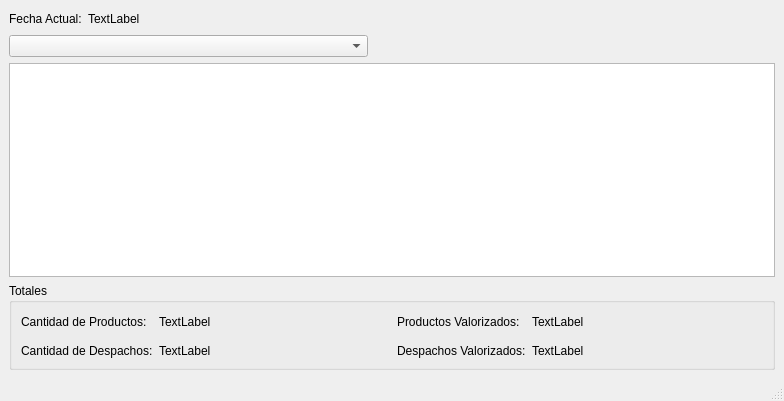
Sbenaventebravo/adhdespachados, file distribuidos.ui: the form before one commit.
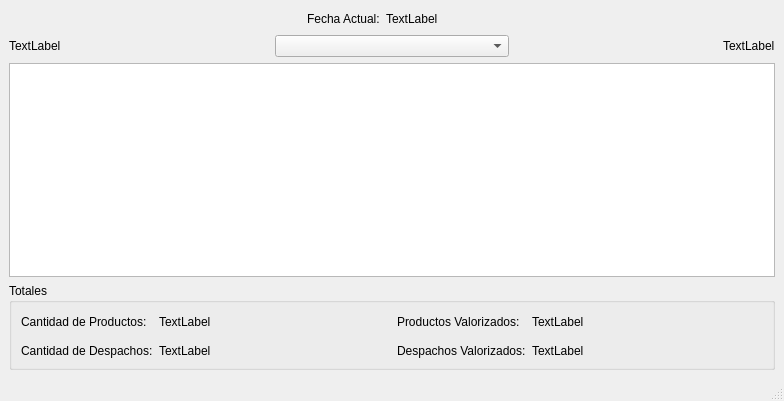
The form after the commit.

Commit message: Mejora de aspectos de interfaz

What changed in the file:
```diff
--- a/distribuidos.ui
+++ b/distribuidos.ui
@@ -14,34 +14,63 @@
    <string>MainWindow</string>
   </property>
   <widget class="QWidget" name="centralwidget">
-   <layout class="QGridLayout" name="gridLayout_2">
-    <item row="0" column="0" colspan="2">
-     <layout class="QHBoxLayout" name="horizontalLayout_2">
-      <item>
+   <layout class="QGridLayout" name="gridLayout_3">
+    <item row="0" column="0">
+     <spacer name="horizontalSpacer_5">
+      <property name="orientation">
+       <enum>Qt::Horizontal</enum>
+      </property>
+      <property name="sizeHint" stdset="0">
+       <size>
+        <width>40</width>
+        <height>20</height>
+       </size>
+      </property>
+     </spacer>
+    </item>
+    <item row="0" column="1" colspan="2">
+     <layout class="QGridLayout" name="gridLayout_2">
+      <item row="0" column="1">
        <widget class="QLabel" name="label_6">
         <property name="text">
          <string>Fecha Actual:</string>
         </property>
        </widget>
       </item>
-      <item>
+      <item row="0" column="2">
        <widget class="QLabel" name="lblFechaHoy">
         <property name="text">
          <string>TextLabel</string>
         </property>
        </widget>
       </item>
-      <item>
+      <item row="0" column="0">
+       <spacer name="horizontalSpacer_8">
+        <property name="orientation">
+         <enum>Qt::Horizontal</enum>
+        </property>
+        <property name="sizeType">
+         <enum>QSizePolicy::Maximum</enum>
+        </property>
+        <property name="sizeHint" stdset="0">
+         <size>
+          <width>40</width>
+          <height>20</height>
+         </size>
+        </property>
+       </spacer>
+      </item>
+      <item row="0" column="3">
        <spacer name="horizontalSpacer_6">
         <property name="orientation">
          <enum>Qt::Horizontal</enum>
         </property>
         <property name="sizeType">
-         <enum>QSizePolicy::Preferred</enum>
+         <enum>QSizePolicy::Maximum</enum>
         </property>
         <property name="sizeHint" stdset="0">
          <size>
-          <width>248</width>
+          <width>78</width>
           <height>20</height>
          </size>
         </property>
@@ -49,19 +78,89 @@
       </item>
      </layout>
     </item>
-    <item row="0" column="2">
+    <item row="0" column="3">
      <spacer name="horizontalSpacer_7">
       <property name="orientation">
        <enum>Qt::Horizontal</enum>
       </property>
       <property name="sizeHint" stdset="0">
        <size>
-        <width>377</width>
+        <width>40</width>
         <height>20</height>
        </size>
       </property>
      </spacer>
     </item>
+    <item row="1" column="0">
+     <layout class="QGridLayout" name="gridLayout_5">
+      <item row="0" column="0">
+       <widget class="QLabel" name="lblLogo">
+        <property name="text">
+         <string>TextLabel</string>
+        </property>
+       </widget>
+      </item>
+      <item row="0" column="1">
+       <spacer name="horizontalSpacer_9">
+        <property name="orientation">
+         <enum>Qt::Horizontal</enum>
+        </property>
+        <property name="sizeType">
+         <enum>QSizePolicy::Fixed</enum>
+        </property>
+        <property name="sizeHint" stdset="0">
+         <size>
+          <width>40</width>
+          <height>20</height>
+         </size>
+        </property>
+       </spacer>
+      </item>
+     </layout>
+    </item>
+    <item row="1" column="3">
+     <layout class="QGridLayout" name="gridLayout_4">
+      <item row="0" column="1">
+       <spacer name="horizontalSpacer_10">
+        <property name="orientation">
+         <enum>Qt::Horizontal</enum>
+        </property>
+        <property name="sizeType">
+         <enum>QSizePolicy::Maximum</enum>
+        </property>
+        <property name="sizeHint" stdset="0">
+         <size>
+          <width>40</width>
+          <height>20</height>
+         </size>
+        </property>
+       </spacer>
+      </item>
+      <item row="0" column="2">
+       <widget class="QLabel" name="lblLogo2">
+        <property name="text">
+         <string>TextLabel</string>
+        </property>
+       </widget>
+      </item>
+      <item row="0" column="0">
+       <spacer name="horizontalSpacer_11">
+        <property name="orientation">
+         <enum>Qt::Horizontal</enum>
+        </property>
+        <property name="sizeHint" stdset="0">
+         <size>
+          <width>40</width>
+          <height>20</height>
+         </size>
+        </property>
+       </spacer>
+      </item>
+     </layout>
+    </item>
+    <item row="1" column="1" colspan="2">
+     <widget class="QComboBox" name="cmbMeses"/>
+    </item>
     <item row="2" column="0" colspan="4">
      <widget class="QTableView" name="tableView"/>
     </item>
@@ -182,29 +281,6 @@
       </layout>
      </widget>
     </item>
-    <item row="1" column="2">
-     <layout class="QHBoxLayout" name="horizontalLayout">
-      <item>
-       <spacer name="horizontalSpacer_5">
-        <property name="orientation">
-         <enum>Qt::Horizontal</enum>
-        </property>
-        <property name="sizeType">
-         <enum>QSizePolicy::Expanding</enum>
-        </property>
-        <property name="sizeHint" stdset="0">
-         <size>
-          <width>248</width>
-          <height>20</height>
-         </size>
-        </property>
-       </spacer>
-      </item>
-     </layout>
-    </item>
-    <item row="1" column="0" colspan="2">
-     <widget class="QComboBox" name="cmbMeses"/>
-    </item>
    </layout>
   </widget>
   <widget class="QMenuBar" name="menubar">
```
The commit also changes 5 other files.
